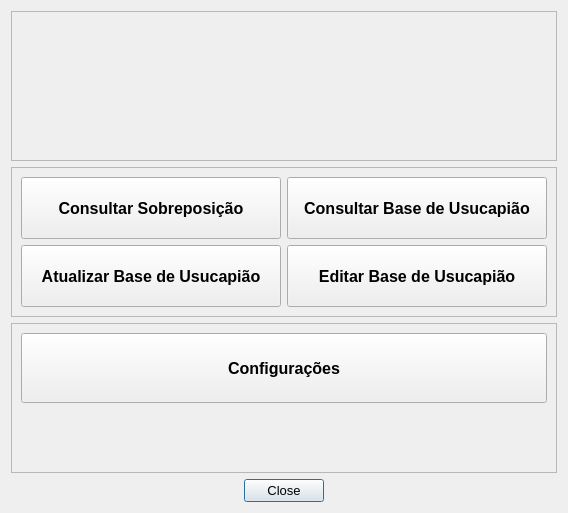
This is e_spu_consulte_dialog_base.ui in guilhermehrn/e-spu-consulte as Qt 5 draws it before an edit. The edited form follows.
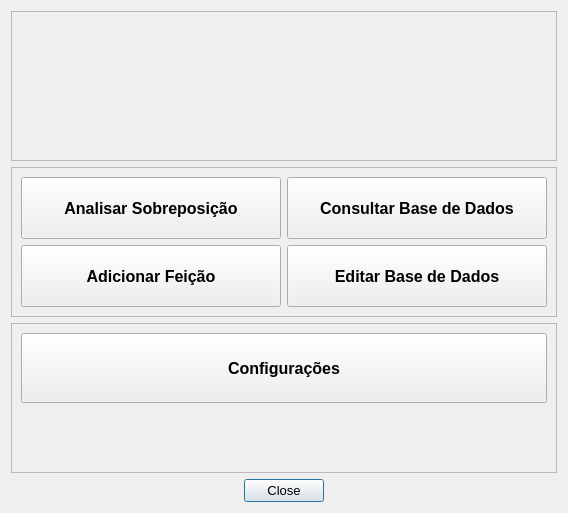
This is the edited form. Icons and pictures are not drawn.

Commit message: implementando edite base

Patch:
```diff
--- a/e_spu_consulte_dialog_base.ui
+++ b/e_spu_consulte_dialog_base.ui
@@ -74,7 +74,7 @@
          </font>
         </property>
         <property name="text">
-         <string>Consultar Sobreposição</string>
+         <string>Analisar Sobreposição</string>
         </property>
        </widget>
       </item>
@@ -95,7 +95,7 @@
          </font>
         </property>
         <property name="text">
-         <string>Atualizar Base de Usucapião</string>
+         <string>Adicionar Feição</string>
         </property>
        </widget>
       </item>
@@ -116,7 +116,7 @@
          </font>
         </property>
         <property name="text">
-         <string>Editar Base de Usucapião</string>
+         <string>Editar Base de Dados</string>
         </property>
        </widget>
       </item>
@@ -137,7 +137,7 @@
          </font>
         </property>
         <property name="text">
-         <string>Consultar Base de Usucapião</string>
+         <string>Consultar Base de Dados</string>
         </property>
        </widget>
       </item>
```
The commit also changes 20 other files.
